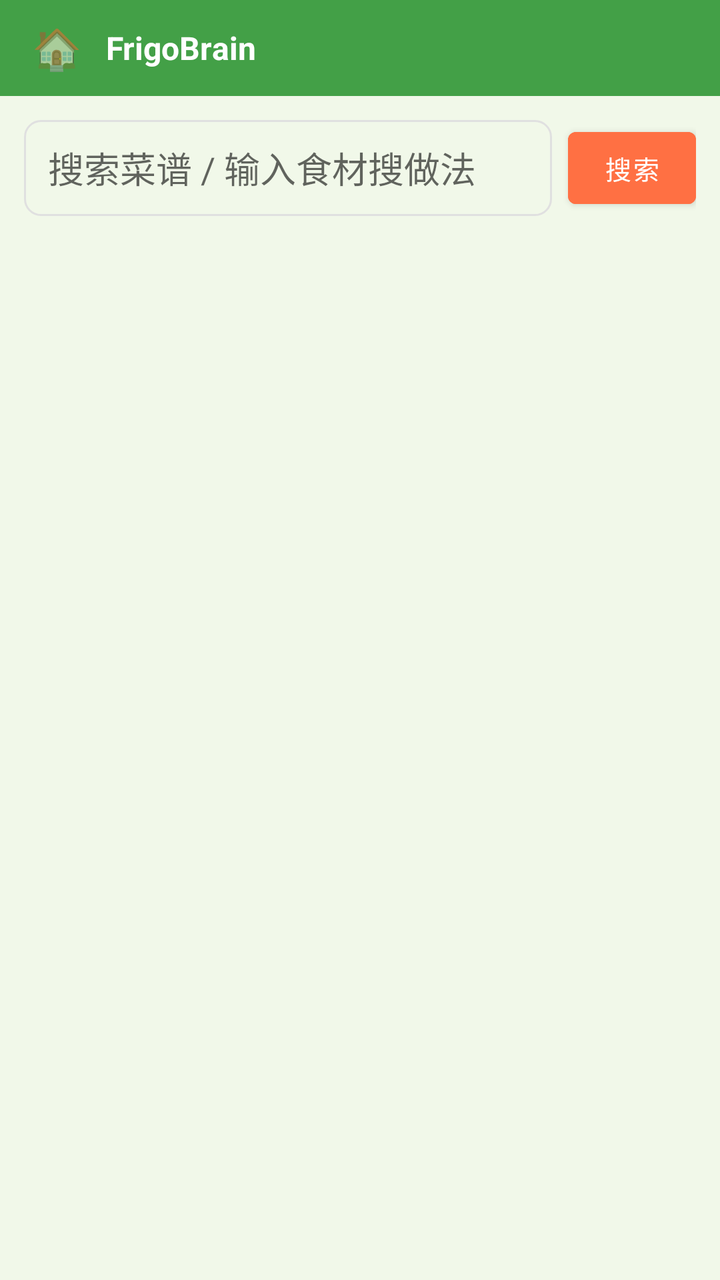
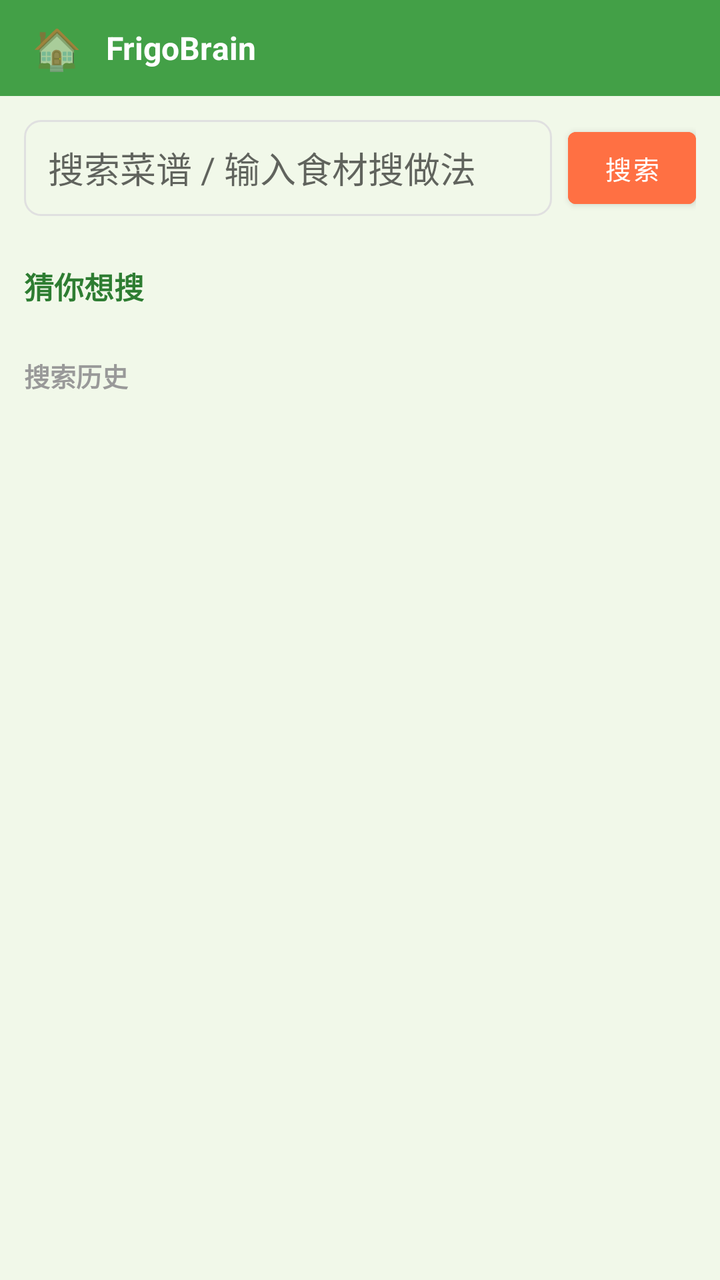

Compare the two renders of this Android layout. The source of the first and the diff that turns it into the second are given below.
<!-- AndroidManifest.xml: application theme Theme.FrigoBrain -->
<!-- res/layout/activity_recipe_list.xml -->
<?xml version="1.0" encoding="utf-8"?>
<LinearLayout xmlns:android="http://schemas.android.com/apk/res/android"
    android:layout_width="match_parent"
    android:layout_height="match_parent"
    android:orientation="vertical"
    android:background="@color/background">

    <include layout="@layout/include_header" />

    <LinearLayout
        android:layout_width="match_parent"
        android:layout_height="wrap_content"
        android:gravity="center_vertical"
        android:orientation="horizontal"
        android:padding="12dp">

        <EditText
            android:id="@+id/et_search"
            android:layout_width="0dp"
            android:layout_height="48dp"
            android:layout_weight="1"
            android:background="@drawable/edit_bg"
            android:hint="搜索菜谱 / 输入食材搜做法"
            android:paddingHorizontal="12dp" />

        <Button
            android:id="@+id/btn_search_api"
            android:layout_width="64dp"
            android:layout_height="48dp"
            android:layout_marginStart="8dp"
            android:text="搜索"
            android:textAllCaps="false"
            android:textSize="13sp"
            android:backgroundTint="@color/accent" />
    </LinearLayout>

    <LinearLayout
        android:id="@+id/tabs"
        android:layout_width="match_parent"
        android:layout_height="44dp"
        android:orientation="horizontal"
        android:paddingHorizontal="8dp" />

    <androidx.recyclerview.widget.RecyclerView
        android:id="@+id/rv_recipes"
        android:layout_width="match_parent"
        android:layout_height="0dp"
        android:layout_weight="1"
        android:padding="8dp" />

    <ProgressBar
        android:id="@+id/progress"
        android:layout_width="wrap_content"
        android:layout_height="wrap_content"
        android:layout_gravity="center"
        android:layout_margin="16dp"
        android:visibility="gone" />

</LinearLayout>
<!-- res/layout/include_header.xml (included above) -->
<?xml version="1.0" encoding="utf-8"?>
<LinearLayout xmlns:android="http://schemas.android.com/apk/res/android"
    android:layout_width="match_parent"
    android:layout_height="48dp"
    android:background="@color/primary"
    android:gravity="center_vertical"
    android:orientation="horizontal"
    android:paddingHorizontal="12dp">

    <TextView
        android:id="@+id/btn_home"
        android:layout_width="wrap_content"
        android:layout_height="wrap_content"
        android:text="🏠"
        android:textSize="20sp"
        android:padding="4dp"
        android:clickable="true"
        android:focusable="true"
        android:background="?attr/selectableItemBackgroundBorderless" />

    <TextView
        android:id="@+id/tv_page_title"
        android:layout_width="0dp"
        android:layout_height="wrap_content"
        android:layout_weight="1"
        android:layout_marginStart="8dp"
        android:text="FrigoBrain"
        android:textColor="@android:color/white"
        android:textSize="16sp"
        android:textStyle="bold" />
</LinearLayout>
<!-- resources referenced by this layout -->
<resources>
  <color name="accent">#FF7043</color>
  <color name="background">#F1F8E9</color>
  <color name="primary">#43A047</color>
  <!-- drawable edit_bg (drawable) -->
  <?xml version="1.0" encoding="utf-8"?>
  <shape xmlns:android="http://schemas.android.com/apk/res/android">
      <solid android:color="@color/background" />
      <corners android:radius="8dp" />
      <stroke android:width="1dp" android:color="#E0E0E0" />
  </shape>
  <style name="Theme.FrigoBrain" parent="Theme.MaterialComponents.Light.NoActionBar">
          <item name="colorPrimary">@color/primary</item>
          <item name="colorPrimaryDark">@color/primaryDark</item>
          <item name="colorAccent">@color/accent</item>
          <item name="colorPrimaryVariant">@color/primaryDark</item>
          <item name="colorOnPrimary">@color/onPrimary</item>
          <item name="android:colorBackground">@color/background</item>
          <item name="android:statusBarColor">@color/primaryDark</item>
          <item name="colorSurface">@color/surface</item>
          <item name="colorOnSurface">@color/onBackground</item>
          <item name="bottomNavigationStyle">@style/BottomNav</item>
      </style>
  <color name="primaryDark">#2E7D32</color>
  <color name="onPrimary">#FFFFFF</color>
  <color name="surface">#FFFFFF</color>
  <color name="onBackground">#263238</color>
  <style name="BottomNav" parent="Widget.MaterialComponents.BottomNavigationView">
          <item name="itemIconTint">@color/primary</item>
          <item name="itemTextColor">@color/primary</item>
          <item name="android:background">@color/surface</item>
          <item name="elevation">8dp</item>
      </style>
</resources>

<!-- the commit's change to res/layout/activity_recipe_list.xml (unified diff, before → after) -->
@@ -7,12 +7,14 @@
 
     <include layout="@layout/include_header" />
 
+    
     <LinearLayout
         android:layout_width="match_parent"
         android:layout_height="wrap_content"
         android:gravity="center_vertical"
         android:orientation="horizontal"
-        android:padding="12dp">
+        android:padding="12dp"
+        android:id="@+id/search_bar">
 
         <EditText
             android:id="@+id/et_search"
@@ -21,7 +23,8 @@
             android:layout_weight="1"
             android:background="@drawable/edit_bg"
             android:hint="搜索菜谱 / 输入食材搜做法"
-            android:paddingHorizontal="12dp" />
+            android:paddingLeft="12dp"
+            android:paddingRight="12dp" />
 
         <Button
             android:id="@+id/btn_search_api"
@@ -34,19 +37,58 @@
             android:backgroundTint="@color/accent" />
     </LinearLayout>
 
+    
     <LinearLayout
-        android:id="@+id/tabs"
+        android:id="@+id/suggestions_area"
         android:layout_width="match_parent"
-        android:layout_height="44dp"
-        android:orientation="horizontal"
-        android:paddingHorizontal="8dp" />
+        android:layout_height="0dp"
+        android:layout_weight="1"
+        android:orientation="vertical"
+        android:padding="12dp">
 
+        <TextView
+            android:id="@+id/tv_section_title"
+            android:layout_width="wrap_content"
+            android:layout_height="wrap_content"
+            android:text="猜你想搜"
+            android:textColor="@color/primaryDark"
+            android:textSize="15sp"
+            android:textStyle="bold"
+            android:layout_marginBottom="8dp" />
+
+        <LinearLayout
+            android:id="@+id/suggestions_grid"
+            android:layout_width="match_parent"
+            android:layout_height="wrap_content"
+            android:orientation="horizontal" />
+
+        <TextView
+            android:id="@+id/tv_history_title"
+            android:layout_width="wrap_content"
+            android:layout_height="wrap_content"
+            android:layout_marginTop="16dp"
+            android:text="搜索历史"
+            android:textColor="#999"
+            android:textSize="13sp"
+            android:textStyle="bold"
+            android:layout_marginBottom="6dp" />
+
+        <TextView
+            android:id="@+id/tv_history"
+            android:layout_width="match_parent"
+            android:layout_height="wrap_content"
+            android:textColor="#666"
+            android:textSize="14sp" />
+    </LinearLayout>
+
+    
     <androidx.recyclerview.widget.RecyclerView
         android:id="@+id/rv_recipes"
         android:layout_width="match_parent"
         android:layout_height="0dp"
         android:layout_weight="1"
-        android:padding="8dp" />
+        android:padding="8dp"
+        android:visibility="gone" />
 
     <ProgressBar
         android:id="@+id/progress"
